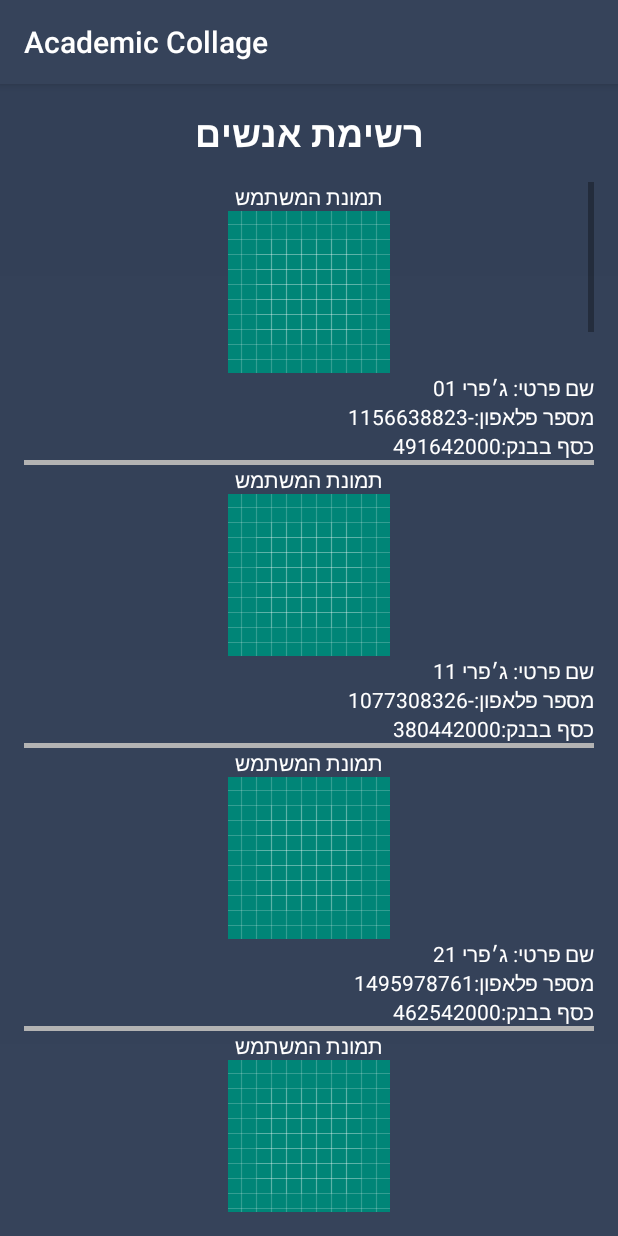
After one commit to jeffreybenabou/AcademicCollage2019, an Android app: the ObjectsExample screen opened directly, with no data from a screen before it, on a phone screen of 412 x 824 dp. The commit adds this screen. Run offline under Robolectric (Android 15) with nearby library versions, the phone set to English and light mode, and no system bars.

Commit message:
נוספה דוגמא לאובייקטים

```diff
--- a/app/build.gradle
+++ b/app/build.gradle
@@ -7,8 +7,8 @@ android {
         applicationId "com.jeffrey.academiccollage"
         minSdkVersion 23
         targetSdkVersion 29
-        versionCode 6
-        versionName "6.0"
+        versionCode 8
+        versionName "8.0"
         testInstrumentationRunner "androidx.test.runner.AndroidJUnitRunner"
     }
     buildTypes {
--- a/app/src/main/AndroidManifest.xml
+++ b/app/src/main/AndroidManifest.xml
@@ -2,6 +2,18 @@
 <manifest xmlns:android="http://schemas.android.com/apk/res/android"
     xmlns:dist="http://schemas.android.com/apk/distribution"
     package="com.jeffrey.academiccollage">
+
+    <uses-permission android:name="com.android.alarm.permission.SET_ALARM" />
+    <uses-permission android:name="android.permission.SEND_SMS" />
+    <uses-permission android:name="android.permission.GET_ACCOUNTS" />
+    <uses-permission android:name="android.permission.READ_PROFILE" />
+    <uses-permission android:name="android.permission.READ_CONTACTS" />
+    <uses-permission android:name="com.android.alarm.permission.SET_ALARM" />
+    <uses-permission android:name="android.permission.ACCESS_FINE_LOCATION" />
+    <uses-permission android:name="android.permission.READ_EXTERNAL_STORAGE" />
+    <uses-permission android:name="android.permission.WRITE_EXTERNAL_STORAGE" />
+
+    <dist:module dist:instant="true" />
 
     <application
         android:allowBackup="true"
@@ -10,7 +22,8 @@
         android:roundIcon="@mipmap/ic_launcher_round"
         android:supportsRtl="true"
         android:theme="@style/AppTheme">
-        <activity android:name=".basicPrograming.ScreenToMoveTo"></activity>
+        <activity android:name=".basicPrograming.ObjectsExample"></activity>
+        <activity android:name=".basicPrograming.ScreenToMoveTo" />
         <activity android:name=".basicPrograming.MoveBetweenScreens" />
         <activity android:name=".basicPrograming.ImplicitIntentExample" />
         <activity
@@ -60,16 +73,5 @@
             </intent-filter>
         </service>
     </application>
-    <uses-permission android:name="android.permission.SEND_SMS" />
-    <uses-permission android:name="android.permission.GET_ACCOUNTS" />
-    <uses-permission android:name="android.permission.READ_PROFILE" />
-    <uses-permission android:name="android.permission.READ_CONTACTS" />
-    <uses-permission android:name="com.android.alarm.permission.SET_ALARM" />
-    <uses-permission android:name="android.permission.ACCESS_FINE_LOCATION" />
-    <uses-permission android:name="android.permission.READ_EXTERNAL_STORAGE" />
-
-    <uses-permission android:name="android.permission.WRITE_EXTERNAL_STORAGE" />
-
-    <dist:module dist:instant="true" />
 
 </manifest>
--- a/app/src/main/java/com/jeffrey/academiccollage/MainActivity.java
+++ b/app/src/main/java/com/jeffrey/academiccollage/MainActivity.java
@@ -12,6 +12,7 @@ import com.jeffrey.academiccollage.basicPrograming.ImplicitIntentExample;
 import com.jeffrey.academiccollage.basicPrograming.LifeCycle;
 import com.jeffrey.academiccollage.basicPrograming.Liseners;
 import com.jeffrey.academiccollage.basicPrograming.MoveBetweenScreens;
+import com.jeffrey.academiccollage.basicPrograming.ObjectsExample;
 import com.jeffrey.academiccollage.style.BasicComponents;
 import com.jeffrey.academiccollage.style.Layouts;
 
@@ -23,7 +24,7 @@ public class MainActivity extends AppCompatActivity {
     protected void onCreate(Bundle savedInstanceState) {
         super.onCreate(savedInstanceState);
         setContentView(R.layout.activity_main);
-        try {
+       /* try {
             Log.i("getIntent().getExtras()",""+getIntent().getExtras());
             if(getIntent().getExtras().getString("BasicComponents")!=null)
             {
@@ -34,7 +35,7 @@ public class MainActivity extends AppCompatActivity {
         }catch (Exception e)
         {
             Log.i("error",""+ Arrays.toString(e.getStackTrace()));
-        }
+        }*/
     }
 
     public String getEmojiByUnicode(int unicode){
@@ -51,6 +52,10 @@ public class MainActivity extends AppCompatActivity {
         {
             case R.id.basic_component:
                 intentToStart=new Intent(this, BasicComponents.class);
+
+                break;
+            case R.id.objects_example_button:
+                intentToStart=new Intent(this, ObjectsExample.class);
 
                 break;
             case R.id.basic_layout:
--- /dev/null
+++ b/app/src/main/java/com/jeffrey/academiccollage/basicPrograming/ObjectsExample.java
@@ -0,0 +1,85 @@
+package com.jeffrey.academiccollage.basicPrograming;
+
+import androidx.appcompat.app.AppCompatActivity;
+
+import android.graphics.Color;
+import android.os.Bundle;
+import android.view.View;
+import android.view.ViewGroup;
+import android.widget.ImageView;
+import android.widget.LinearLayout;
+import android.widget.ScrollView;
+import android.widget.TextView;
+
+import com.jeffrey.academiccollage.R;
+
+import java.util.ArrayList;
+import java.util.Random;
+
+public class ObjectsExample extends AppCompatActivity {
+
+    private ArrayList<Person> persons = new ArrayList<>();
+    private LinearLayout scrollView;
+
+    @Override
+    protected void onCreate(Bundle savedInstanceState) {
+        super.onCreate(savedInstanceState);
+        setContentView(R.layout.activity_objects_example);
+        Random random = new Random();
+         scrollView=findViewById(R.id.person_scroll_view);
+
+        for (int i = 0; i < 25; i++) {
+            persons.add(new Person("שם פרטי: ג׳פרי " + i+1, "מספר פלאפון:" + random.nextInt(), R.drawable.ic_launcher_background, "כסף בבנק:" + random.nextInt(80000)+2000));
+            addViewToScrollView(persons.get(i).getName(),persons.get(i).getPhoneNumber(),persons.get(i).getImageId(),persons.get(i).getMoneyInBank());
+
+        }
+
+
+    }
+    public void addViewToScrollView(String name,String phone,int photoId,String moneyInBank){
+
+        TextView nameOfUser = new TextView(this);
+        nameOfUser.setText(name);
+        nameOfUser.setLayoutParams(new LinearLayout.LayoutParams(ViewGroup.LayoutParams.MATCH_PARENT, ViewGroup.LayoutParams.WRAP_CONTENT));
+        nameOfUser.setTextColor(Color.parseColor("#ffffff"));
+
+
+        TextView phoneNumber = new TextView(this);
+        phoneNumber.setText(phone);
+        phoneNumber.setLayoutParams(new ViewGroup.LayoutParams(ViewGroup.LayoutParams.MATCH_PARENT, ViewGroup.LayoutParams.WRAP_CONTENT));
+        phoneNumber.setTextColor(Color.parseColor("#ffffff"));
+
+        TextView userPhoto = new TextView(this);
+        userPhoto.setText("תמונת המשתמש");
+        userPhoto.setLayoutParams(new ViewGroup.LayoutParams(ViewGroup.LayoutParams.MATCH_PARENT, ViewGroup.LayoutParams.WRAP_CONTENT));
+        userPhoto.setTextColor(Color.parseColor("#ffffff"));
+        userPhoto.setTextAlignment(View.TEXT_ALIGNMENT_CENTER);
+
+
+        TextView moneyInBankText = new TextView(this);
+        moneyInBankText.setText(moneyInBank);
+        moneyInBankText.setLayoutParams(new ViewGroup.LayoutParams(ViewGroup.LayoutParams.MATCH_PARENT, ViewGroup.LayoutParams.WRAP_CONTENT));
+        moneyInBankText.setTextColor(Color.parseColor("#ffffff"));
+
+        ImageView imageView=new ImageView(this);
+        imageView.setImageResource(photoId);
+        moneyInBankText.setLayoutParams(new ViewGroup.LayoutParams(ViewGroup.LayoutParams.MATCH_PARENT, ViewGroup.LayoutParams.WRAP_CONTENT));
+
+
+        View v = new View(this);
+        v.setLayoutParams(new LinearLayout.LayoutParams(
+                ViewGroup.LayoutParams.MATCH_PARENT,
+                5
+        ));
+        v.setBackgroundColor(Color.parseColor("#B3B3B3"));
+
+
+        scrollView.addView(userPhoto);
+        scrollView.addView(imageView);
+        scrollView.addView(nameOfUser);
+        scrollView.addView(phoneNumber);
+        scrollView.addView(moneyInBankText);
+        scrollView.addView(v);
+
+    }
+}
--- /dev/null
+++ b/app/src/main/java/com/jeffrey/academiccollage/basicPrograming/Person.java
@@ -0,0 +1,47 @@
+package com.jeffrey.academiccollage.basicPrograming;
+
+public class Person {
+    private String name;
+    private String phoneNumber;
+    private int imageId;
+    private String moneyInBank;
+
+    public Person(String name, String phoneNumber, int imageId, String moneyInBank) {
+        this.name = name;
+        this.phoneNumber = phoneNumber;
+        this.imageId = imageId;
+        this.moneyInBank = moneyInBank;
+    }
+
+    public String getName() {
+        return name;
+    }
+
+    public void setName(String name) {
+        this.name = name;
+    }
+
+    public String getPhoneNumber() {
+        return phoneNumber;
+    }
+
+    public void setPhoneNumber(String phoneNumber) {
+        this.phoneNumber = phoneNumber;
+    }
+
+    public int getImageId() {
+        return imageId;
+    }
+
+    public void setImageId(int imageId) {
+        this.imageId = imageId;
+    }
+
+    public String getMoneyInBank() {
+        return moneyInBank;
+    }
+
+    public void setMoneyInBank(String moneyInBank) {
+        this.moneyInBank = moneyInBank;
+    }
+}
--- a/app/src/main/res/layout/activity_main.xml
+++ b/app/src/main/res/layout/activity_main.xml
@@ -69,6 +69,14 @@
                 android:text="מאזינים" />
 
             <Button
+                android:id="@+id/objects_example_button"
+                style="@style/button"
+                android:layout_width="match_parent"
+                android:layout_height="wrap_content"
+                android:onClick="onButtonClick"
+                android:text="דוגמא לאובייקטים" />
+
+            <Button
                 android:id="@+id/move_between_screens"
                 style="@style/button"
                 android:layout_width="match_parent"
--- /dev/null
+++ b/app/src/main/res/layout/activity_objects_example.xml
@@ -0,0 +1,40 @@
+<?xml version="1.0" encoding="utf-8"?>
+<androidx.constraintlayout.widget.ConstraintLayout xmlns:android="http://schemas.android.com/apk/res/android"
+    xmlns:app="http://schemas.android.com/apk/res-auto"
+    xmlns:tools="http://schemas.android.com/tools"
+    android:layout_width="match_parent"
+    android:layout_height="match_parent"
+    android:background="@drawable/gradient"
+    tools:context=".basicPrograming.ObjectsExample">
+
+    <TextView
+        android:id="@+id/s"
+        style="@style/title"
+        android:layout_width="wrap_content"
+        android:layout_height="wrap_content"
+        android:layout_marginTop="16dp"
+        android:text="רשימת אנשים"
+        app:layout_constraintEnd_toEndOf="parent"
+        app:layout_constraintStart_toStartOf="parent"
+        app:layout_constraintTop_toTopOf="parent" />
+
+    <ScrollView
+        android:id="@+id/f"
+        android:layout_width="match_parent"
+        android:layout_height="0dp"
+        android:layout_marginStart="16dp"
+        android:layout_marginTop="16dp"
+        android:layout_marginEnd="16dp"
+        android:layout_marginBottom="16dp"
+        app:layout_constraintBottom_toBottomOf="parent"
+        app:layout_constraintEnd_toEndOf="parent"
+        app:layout_constraintStart_toStartOf="parent"
+        app:layout_constraintTop_toBottomOf="@+id/s" >
+
+        <LinearLayout
+            android:id="@+id/person_scroll_view"
+            android:layout_width="match_parent"
+            android:layout_height="wrap_content"
+            android:orientation="vertical"></LinearLayout>
+    </ScrollView>
+</androidx.constraintlayout.widget.ConstraintLayout>
```
Also changed, not shown: 1 other file.
